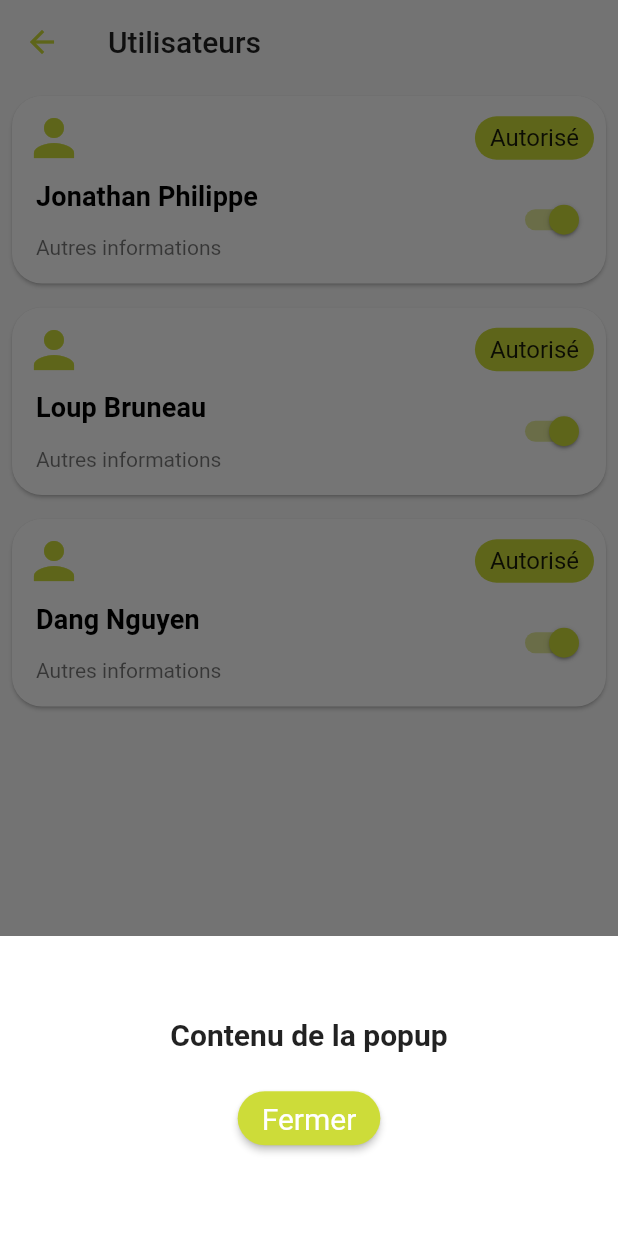
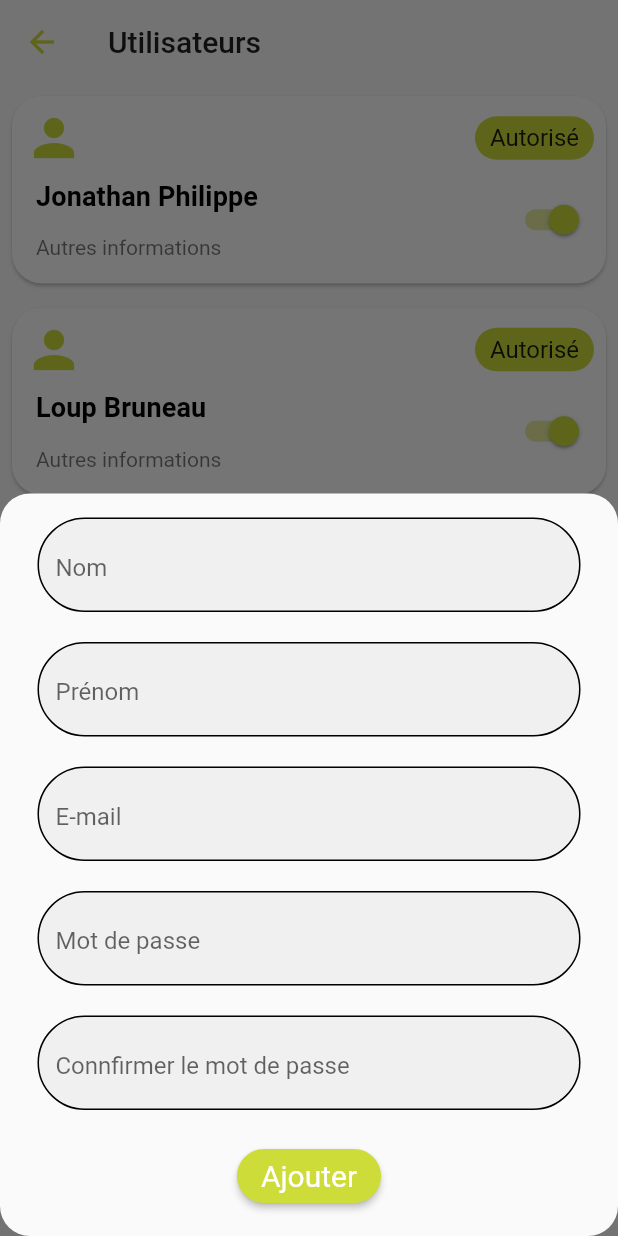
Before and after one commit to philippe-jonathan/AirLux_Application, a Flutter app: the UsersScreen screen opened directly, after a tap on the "add" icon, on a phone screen of 412 x 824 dp. Run offline on Flutter 3.47's test engine with Material 2 defaults, Android fonts, the phone set to English and light mode, and no system bars; our stand-ins replace plugin_platform_interface; missing offline and left inert: functional_data, protobuf; network calls fail.

Commit message:
Form for add user

```diff
--- a/airlux/lib/screens/home_screen.dart
+++ b/airlux/lib/screens/home_screen.dart
@@ -96,8 +96,8 @@ class HomeScreenState extends State<HomeScreen> {
     CustomCard(
       icon: Icons.lightbulb,
       outlinedIcon: Icons.lightbulb_outline,
-      title: "Lumières du salon",
-      subtitle: "85 Lumières",
+      title: "Lumières",
+      subtitle: "2 Lumières",
       pillTextOn: "Allumées",
       pillTextOff: "Éteintes",
       switchValue: true,
--- a/airlux/lib/screens/users_screen.dart
+++ b/airlux/lib/screens/users_screen.dart
@@ -1,5 +1,7 @@
 import 'package:airlux/widgets/custom_card.dart';
 import 'package:flutter/material.dart';
+
+import '../widgets/custom_textfield.dart';
 
 class UsersScreen extends StatefulWidget {
   const UsersScreen({super.key});
@@ -9,6 +11,11 @@ class UsersScreen extends StatefulWidget {
 }
 
 class UsersScreenState extends State<UsersScreen> {
+  // Text editing controllers
+  final emailController = TextEditingController();
+  final passwordController = TextEditingController();
+  final textController = TextEditingController();
+
   // Tableau des cards
   List<CustomCard> cards = [
     CustomCard(
@@ -95,31 +102,83 @@ class UsersScreenState extends State<UsersScreen> {
       ),
       floatingActionButton: FloatingActionButton(
         onPressed: () {
-          showModalBottomSheet(
+          showModalBottomSheet<dynamic>(
+            isScrollControlled: true,
             context: context,
+            shape: RoundedRectangleBorder(
+              borderRadius: BorderRadius.circular(20.0),
+            ),
             builder: (BuildContext context) {
-              return Container(
-                height: 200.0,
-                color: Colors.white,
-                child: Center(
+              return Padding(
+                padding: const EdgeInsets.symmetric(vertical: 16),
+                child: Wrap(
+                    // height: 200.0,
+                    // color: Colors.white,
+
+                    children: <Widget>[
+                      Center(
                         child: Column(
                           mainAxisAlignment: MainAxisAlignment.center,
                           children: <Widget>[
-                      const Text(
-                        'Contenu de la popup',
-                        style: TextStyle(
-                          fontSize: 20.0,
-                          fontWeight: FontWeight.bold,
+                            Form(
+                                child: Column(
+                              children: <Widget>[
+                                CustomTextfield(
+                                  controller: textController,
+                                  emailText: false,
+                                  hintText: 'Nom',
+                                  obscureText: false,
                                 ),
+
+                                const SizedBox(height: 20),
+
+                                CustomTextfield(
+                                  controller: textController,
+                                  emailText: false,
+                                  hintText: 'Prénom',
+                                  obscureText: false,
                                 ),
+
+                                const SizedBox(height: 20),
+
+                                // Email field
+                                CustomTextfield(
+                                  controller: emailController,
+                                  emailText: true,
+                                  hintText: 'E-mail',
+                                  obscureText: false,
+                                ),
+
+                                const SizedBox(height: 20),
+
+                                // Password field
+                                CustomTextfield(
+                                  controller: passwordController,
+                                  emailText: false,
+                                  hintText: 'Mot de passe',
+                                  obscureText: true,
+                                ),
+
+                                const SizedBox(height: 20),
+
+                                // Check password field
+                                CustomTextfield(
+                                  controller: passwordController,
+                                  emailText: false,
+                                  hintText: 'Connfirmer le mot de passe',
+                                  obscureText: true,
+                                ),
+                              ],
+                            )),
                             const SizedBox(height: 20.0),
                             ElevatedButton(
                               onPressed: () => Navigator.pop(context),
-                        child: const Text('Fermer'),
+                              child: const Text('Ajouter'),
                             ),
                           ],
                         ),
                       ),
+                    ]),
               );
             },
           );
--- a/airlux/lib/widgets/custom_card.dart
+++ b/airlux/lib/widgets/custom_card.dart
@@ -93,7 +93,9 @@ class CustomCardState extends State<CustomCard> {
                     Padding(
                       padding: const EdgeInsets.all(8.0),
                       child: Text(
-                        widget.subtitle,
+                        widget.room != null
+                            ? '${widget.subtitle} - ${widget.room}'
+                            : widget.subtitle,
                         style: Theme.of(context).textTheme.bodySmall,
                       ),
                     ),
```
Also changed, not shown: airlux/pubspec.lock, 2 other files. Lines whose indentation alone changed are shown as unchanged.
